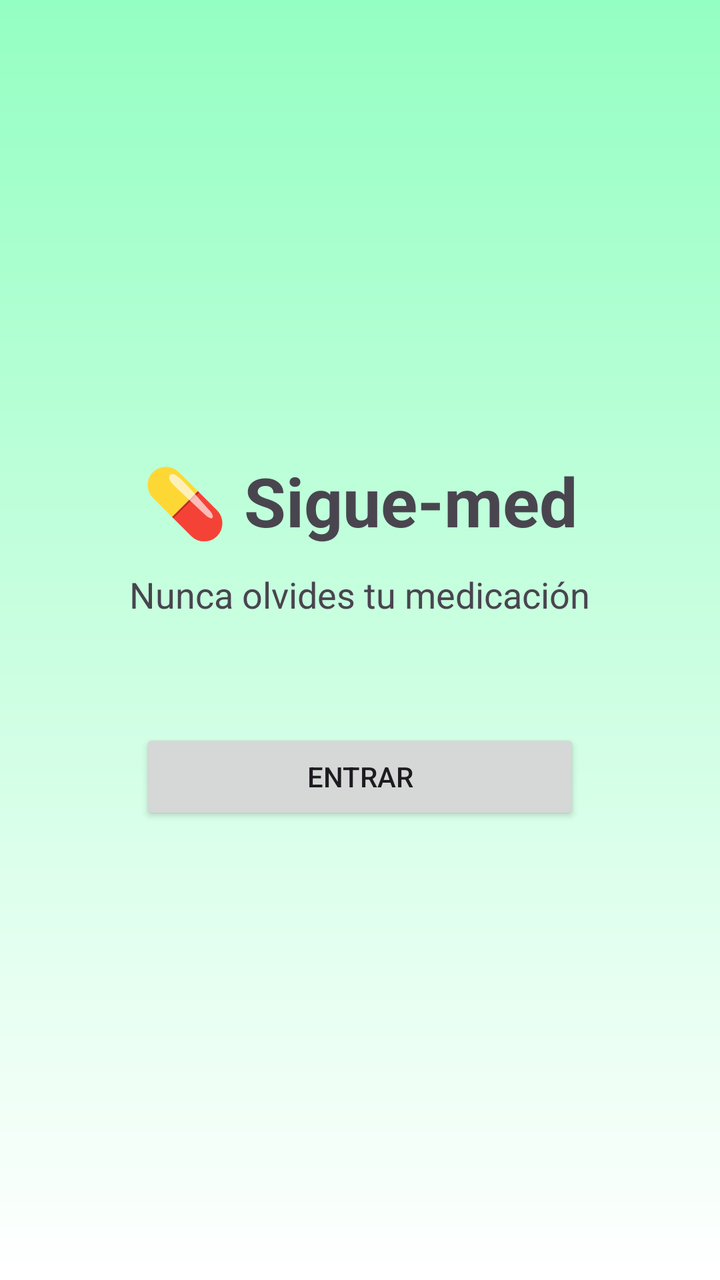
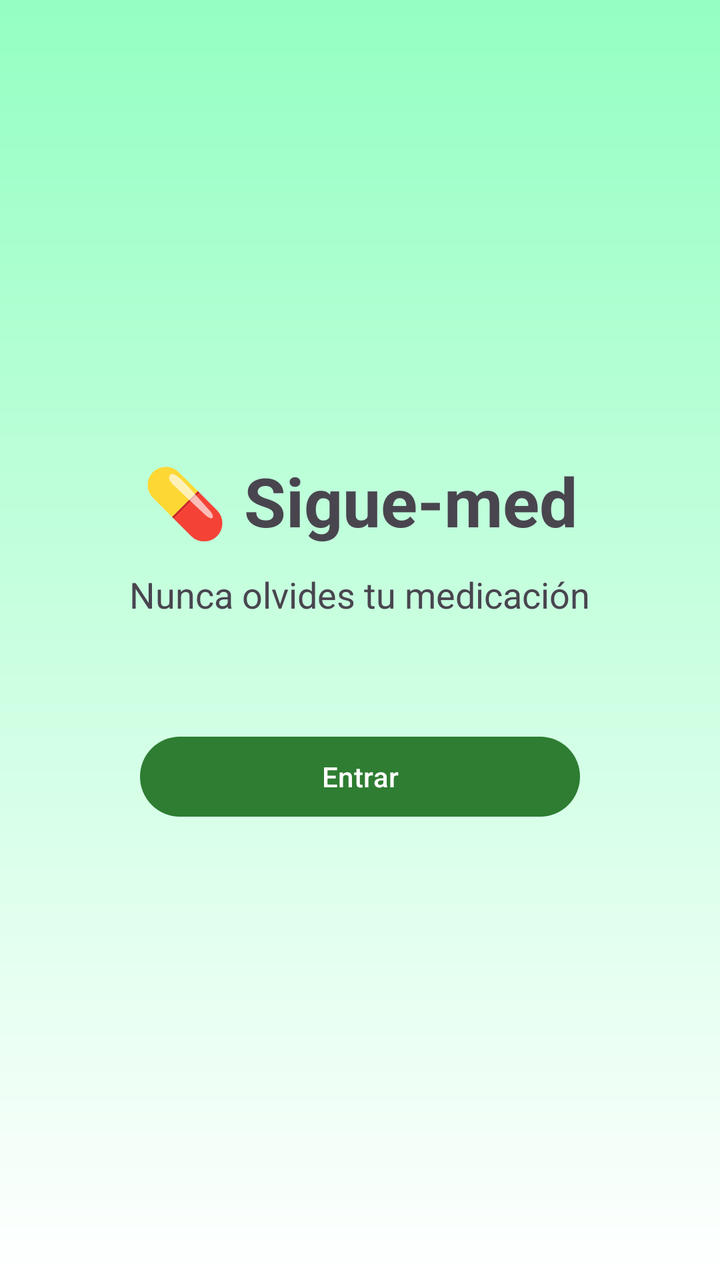

An Android layout rendered at two revisions. The XML below is the earlier revision; the diff shows what the commit changed to produce the second picture.
<!-- AndroidManifest.xml: application theme Theme.Siguemed -->
<!-- res/layout/activity_main.xml -->
<?xml version="1.0" encoding="utf-8"?>
<LinearLayout xmlns:android="http://schemas.android.com/apk/res/android"
    xmlns:app="http://schemas.android.com/apk/res-auto"
    xmlns:tools="http://schemas.android.com/tools"
    android:id="@+id/main"
    android:layout_width="match_parent"
    android:layout_height="match_parent"
    tools:context=".MainActivity"
    android:orientation="vertical"
    android:gravity="center"
    android:background="@drawable/fondo_degradado">


    
    <TextView
        android:layout_width="wrap_content"
        android:layout_height="wrap_content"
        android:text="@string/titulo_app"
        android:textStyle="bold"
        android:textSize="34sp"
        app:layout_constraintBottom_toBottomOf="parent"
        app:layout_constraintEnd_toEndOf="parent"
        app:layout_constraintStart_toStartOf="parent"
        app:layout_constraintTop_toTopOf="parent" />



    <TextView
        android:layout_width="wrap_content"
        android:layout_height="wrap_content"
        android:text="@string/subtitulo"
        android:textSize="18sp"
        android:layout_marginTop="12dp"/>
    
    <Button
        android:layout_width="220dp"
        android:layout_height="wrap_content"
        android:layout_marginTop="55dp"
        android:id="@+id/botonEntrar"
        android:text="@string/boton_entrar"/>

</LinearLayout>
<!-- resources referenced by this layout -->
<resources>
  <!-- drawable fondo_degradado (drawable) -->
  <?xml version="1.0" encoding="utf-8"?>
  <shape xmlns:android="http://schemas.android.com/apk/res/android">
      <gradient
          android:startColor="#94ffc2"
          android:endColor="#ffffff"
          android:angle="-90" />
  </shape>
  <string name="boton_entrar">Entrar</string>
  <string name="subtitulo">Nunca olvides tu medicación</string>
  <string name="titulo_app">💊 Sigue-med</string>
  <style name="Theme.Siguemed" parent="Base.Theme.Siguemed" />
  <style name="Base.Theme.Siguemed" parent="Theme.Material3.DayNight.NoActionBar">
          
          
      </style>
</resources>

<!-- the commit's change to res/layout/activity_main.xml (unified diff, before → after) -->
@@ -31,12 +31,16 @@
         android:text="@string/subtitulo"
         android:textSize="18sp"
         android:layout_marginTop="12dp"/>
-    
-    <Button
+
+    <com.google.android.material.button.MaterialButton
+        android:id="@+id/botonEntrar"
         android:layout_width="220dp"
         android:layout_height="wrap_content"
         android:layout_marginTop="55dp"
-        android:id="@+id/botonEntrar"
-        android:text="@string/boton_entrar"/>
+        android:text="@string/boton_entrar"
+        android:textColor="#FFFFFF"
+        app:backgroundTint="#2E7D32"
+        app:cornerRadius="30dp"
+        app:rippleColor="#1B5E20" />
 
 </LinearLayout>
